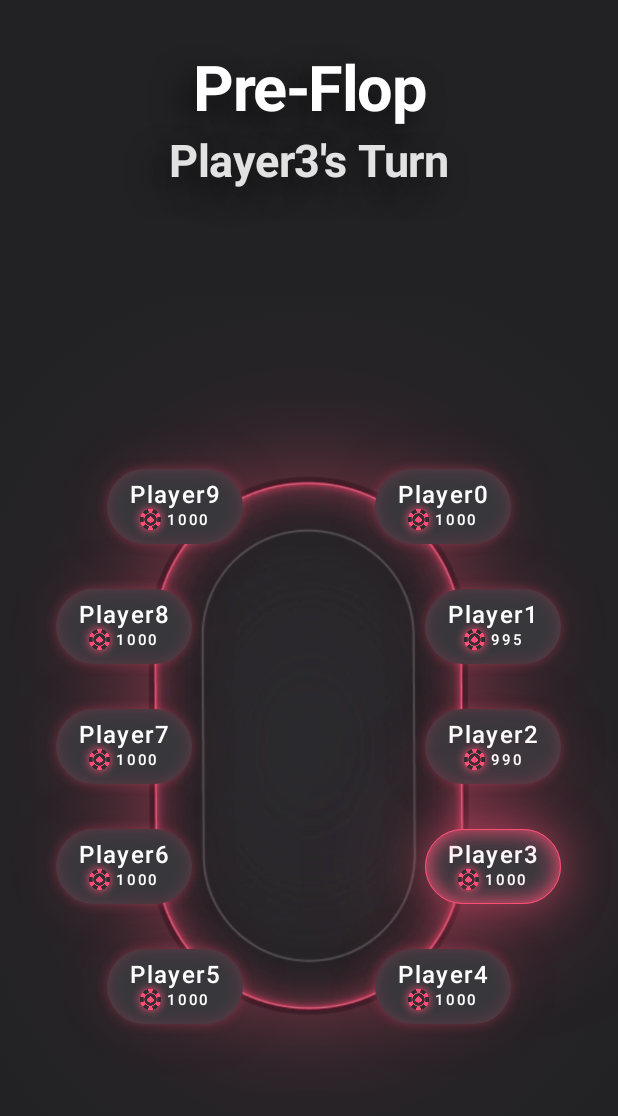
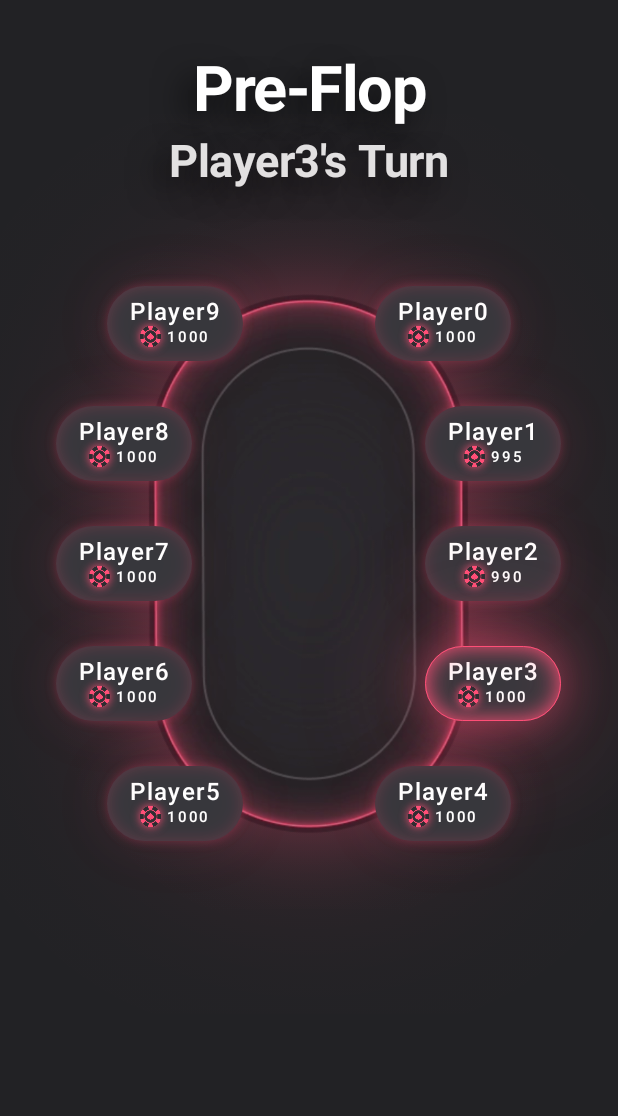
Before and after one commit to Sycariae/Chipless, an Android app built with Jetpack Compose: the CreateTableScreen screen opened through its navigation route, after a tap on "Play", on a phone screen of 412 x 824 dp. Shown: the top 1116 px of the screen. Run offline under Robolectric (Android 15) with nearby library versions, the light colour scheme and no system bars.

Commit message:
Added @composable PrimaryActionButton(); Replaced @composable ActionButton() in CreateTable with @composable PrimaryActionButton(); Adjusted Modifier() for @composable Box() in @composable PlayerTable()

```diff
--- a/app/src/main/java/com/sycarias/chipless/ui/composables/PlayerTable.kt
+++ b/app/src/main/java/com/sycarias/chipless/ui/composables/PlayerTable.kt
@@ -5,8 +5,9 @@ import androidx.compose.foundation.layout.Arrangement
 import androidx.compose.foundation.layout.Box
 import androidx.compose.foundation.layout.Column
 import androidx.compose.foundation.layout.Spacer
-import androidx.compose.foundation.layout.fillMaxSize
+import androidx.compose.foundation.layout.fillMaxWidth
 import androidx.compose.foundation.layout.height
+import androidx.compose.foundation.layout.padding
 import androidx.compose.foundation.layout.size
 import androidx.compose.runtime.Composable
 import androidx.compose.ui.Alignment
@@ -37,7 +38,12 @@ fun PlayerTable(
 
     // = UI START
     Box(
-        modifier = modifier.then(Modifier.fillMaxSize()),
+        modifier = Modifier.padding(top = 20.dp, bottom = 20.dp).then(
+            modifier.then(
+                Modifier
+                    .fillMaxWidth()
+            )
+        ),
         contentAlignment = Alignment.Center
     ) {
         // TABLE IMAGE
@@ -59,7 +65,6 @@ fun PlayerTable(
         }
 
         Column(
-            modifier = Modifier.fillMaxSize(),
             horizontalAlignment = Alignment.CenterHorizontally,
             verticalArrangement = Arrangement.Center
         ) {
--- a/app/src/main/java/com/sycarias/chipless/ui/composables/presets/ButtonPresets.kt
+++ b/app/src/main/java/com/sycarias/chipless/ui/composables/presets/ButtonPresets.kt
@@ -1,5 +1,6 @@
 package com.sycarias.chipless.ui.composables.presets
 
+import androidx.compose.foundation.layout.PaddingValues
 import androidx.compose.foundation.layout.height
 import androidx.compose.foundation.layout.width
 import androidx.compose.foundation.shape.RoundedCornerShape
@@ -43,9 +44,7 @@ fun LargeFocusButton(
 @Composable
 fun LargeButton(
     onClick: () -> Unit,
-    modifier: Modifier = Modifier
-        .width(290.dp)
-        .height(65.dp),
+    modifier: Modifier = Modifier,
     enabled: Boolean = true,
     shape: Shape = RoundedCornerShape(100.dp),
     color: Color = ChiplessColors.secondary,
@@ -54,7 +53,10 @@ fun LargeButton(
 ) {
     Button(
         onClick = if (enabled) onClick else { {} },
-        modifier = modifier,
+        modifier = Modifier
+            .width(290.dp)
+            .height(65.dp)
+            .then(modifier),
         shape = shape,
         colors = ChiplessButtonColors(if (enabled) color else colorMix(color, ChiplessColors.bgPrimary, 0.4f)),
         elevation = elevation
@@ -64,26 +66,56 @@ fun LargeButton(
 }
 
 @Composable
-fun ActionButton(
+fun PrimaryActionButton(
     onClick: () -> Unit,
-    modifier: Modifier = Modifier
-        .width(120.dp)
-        .height(55.dp),
+    modifier: Modifier = Modifier,
     enabled: Boolean = true,
     shape: Shape = RoundedCornerShape(100.dp),
     color: Color = ChiplessColors.secondary,
     elevation: ButtonElevation? = ButtonDefaults.buttonElevation(5.dp),
+    contentPadding: PaddingValues = ButtonDefaults.ContentPadding,
     contents: @Composable () -> Unit
 ) {
     Button(
         onClick = if (enabled) onClick else { {} },
-        modifier = modifier,
+        modifier = Modifier
+            .height(55.dp)
+            .then(modifier),
         shape = shape,
         colors = if (enabled) {
             ChiplessButtonColors(color)
         } else ChiplessButtonColors(colorMix(color, ChiplessColors.bgPrimary, 0.4f), ChiplessColors.textTertiary),
-        elevation = elevation
+        elevation = elevation,
+        contentPadding = contentPadding
     ) {
         contents()
     }
 }
+
+@Composable
+fun ActionButton(
+    onClick: () -> Unit,
+    modifier: Modifier = Modifier,
+    enabled: Boolean = true,
+    shape: Shape = RoundedCornerShape(100.dp),
+    color: Color = ChiplessColors.secondary,
+    elevation: ButtonElevation? = ButtonDefaults.buttonElevation(5.dp),
+    contentPadding: PaddingValues = ButtonDefaults.ContentPadding,
+    contents: @Composable () -> Unit
+) {
+    Button(
+        onClick = if (enabled) onClick else { {} },
+        modifier = Modifier
+            .width(115.dp)
+            .height(50.dp)
+            .then(modifier),
+        shape = shape,
+        colors = if (enabled) {
+            ChiplessButtonColors(color)
+        } else ChiplessButtonColors(colorMix(color, ChiplessColors.bgPrimary, 0.4f), ChiplessColors.textTertiary),
+        elevation = elevation,
+        contentPadding = contentPadding
+    ) {
+        contents()
+    }
+}
--- a/app/src/main/java/com/sycarias/chipless/ui/screens/CreateTable.kt
+++ b/app/src/main/java/com/sycarias/chipless/ui/screens/CreateTable.kt
@@ -28,9 +28,9 @@ import com.sycarias.chipless.ui.composables.IntInputField
 import com.sycarias.chipless.ui.composables.PlayerTable
 import com.sycarias.chipless.ui.composables.StaticShadow
 import com.sycarias.chipless.ui.composables.TableScreen
-import com.sycarias.chipless.ui.composables.presets.ActionButton
 import com.sycarias.chipless.ui.composables.presets.ActionButtonText
 import com.sycarias.chipless.ui.composables.presets.Heading
+import com.sycarias.chipless.ui.composables.presets.PrimaryActionButton
 import com.sycarias.chipless.ui.extensions.buttonShadow
 import com.sycarias.chipless.ui.theme.ChiplessColors
 import com.sycarias.chipless.viewModel.TableDataViewModel
@@ -98,10 +98,7 @@ fun CreateTableScreen(navController: NavController, viewModel: TableDataViewMode
         true -> ChiplessColors.primary
         false -> ChiplessColors.secondary
     }
-    val playButtonModifier = Modifier
-        .height(55.dp)
-        .then(
-            when (tableConfigValid) {
+    val playButtonModifier = when (tableConfigValid) {
         true -> Modifier
             .buttonShadow(
                 color = ChiplessColors.primary,
@@ -112,7 +109,6 @@ fun CreateTableScreen(navController: NavController, viewModel: TableDataViewMode
             )
         false -> Modifier
     }
-        )
     val playButtonTextColor = when (tableConfigValid) {
         true -> ChiplessColors.textPrimary
         false -> ChiplessColors.textTertiary
@@ -259,7 +255,7 @@ fun CreateTableScreen(navController: NavController, viewModel: TableDataViewMode
         PlayerTable(
             players = players,
             screen = TableScreen.CREATE,
-            modifier = Modifier.padding(bottom = 80.dp)
+            modifier = Modifier.padding(bottom = 80.dp).fillMaxSize()
         )
     }
 
@@ -270,7 +266,7 @@ fun CreateTableScreen(navController: NavController, viewModel: TableDataViewMode
         horizontalAlignment = Alignment.End,
         verticalArrangement = Arrangement.Bottom
     ) {
-        ActionButton(
+        PrimaryActionButton(
             onClick = {
                 when (tableConfigValid) {
                     true -> {
```
Lines whose indentation alone changed are shown as unchanged.
